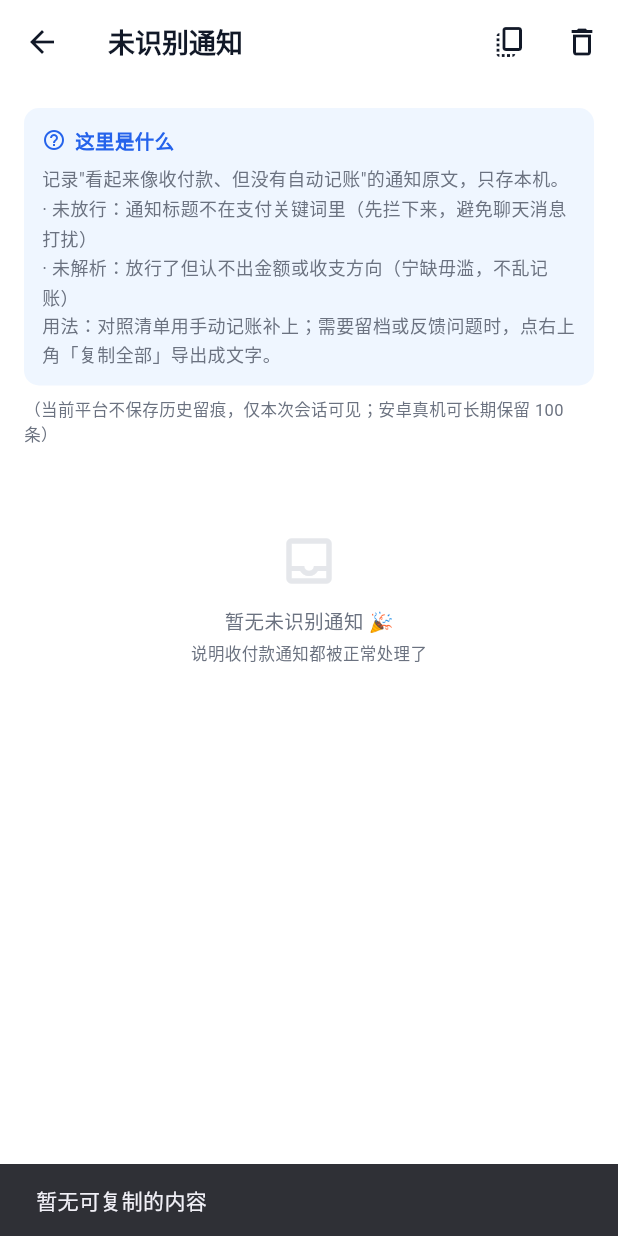
After one commit to block255/LiuShuiZhang, a Flutter app: the UnparsedNotifyPage screen opened directly, after a tap on the "copy all" icon, on a phone screen of 412 x 824 dp. The commit adds this screen. Run offline on Flutter 3.47's test engine with Material 3 defaults, Android fonts, the phone set to English and light mode, and no system bars; missing offline and left inert: dart:html, excel, fast_gbk; statements that could not run were skipped.

Commit message:
v1.0.3：放行规则关键词化 + 「未识别通知」留痕（方案 B+C）
起因：用户收集到漏网通知「支付宝·退款提醒」（09-28 一笔 1231.80 元退款没记上）。
根因：原生标题白名单只认「交易提醒 / 支付成功 / …」，「退款提醒」在原生层就被丢弃，
而且丢弃过程没有任何痕迹 —— 这才是真正的隐患。

方案 B｜放行规则：白名单 → 支付语义关键词表（title 命中任一即放行）
- 微信：微信支付 / 到账 / 收款 / 退款 / 退回 / 退还 / 转账 / 红包 / 零钱 / 付款
- 支付宝：交易 / 支付 / 付款 / 收款 / 到账 / 退款 / 退回 / 退还 / 转账 / 红包 /
  扣款 / 消费 / 支出 / 收入 / 账单 / 还款 / 结息
- 仍只匹配 title（聊天消息标题是人名/群名 → 照旧零唤醒拦下）；Dart 解析器仍是第二道闸
- 以后平台换新通知标题，不必再改原生、重新发版（12 天漏两类的教训）

方案 C｜「未识别通知」留痕（把静默丢弃变成可见）
- 原生新增 UnparsedLog.kt（object + @Synchronized 单一写入者）→
  files/unparsed_log.json，环形 100 条；判据 looksLikePayment 比放行词表更宽
- lsz_notify 通道新增 readUnparsedLog / appendUnparsedLog / clearUnparsedLog
- Dart NotifyLogStore 重写（load / add / clear / resetForTest），Web/桌面退化为内存日志
- 解析失败与无效通知带来源包名留痕；新增页面「未识别通知」+ 设置页入口
- 页面支持单条复制 / 复制全部 / 清空（二次确认）

样本与文案
- notify_samples：新增真实样本「支付宝·退款提醒（真实）」→ 收入 123180
- 教程 / README：怀疑漏记时指引到「未识别通知」；被扫支付改为"可能记不上"
  （不做"开启某设置就必然能自动记"这类绝对承诺）
- 开源口径：去掉"复制发我"这类把作者当客服的表述，改为自助（自查 / 留档 / 反馈 Issue）

其它修复
- MainActivity 缺 import org.json.JSONObject（flutter analyze 无感，编译期才暴露）
- 「未识别通知」页 initState 发起 load() 但未订阅 store → 数据变了 UI 不重建

质量：测试 152 → 164 项全绿、analyze 零告警、原生 debug 与 release 均编译通过；
v1.0.3 已装机（versionCode 4），六项体检全绿。

```diff
--- a/lib/app_info.dart
+++ b/lib/app_info.dart
@@ -4,11 +4,11 @@ class AppInfo {
   AppInfo._();
 
   /// 语义版本（与 Android versionName 一致）
-  static const String version = '1.0.2';
+  static const String version = '1.0.3';
 
   /// 构建号（与 Android versionCode 一致）
-  static const int buildNumber = 3;
+  static const int buildNumber = 4;
 
   /// UI 展示用（我的页页脚）
-  static const String display = 'v1.0.2';
+  static const String display = 'v1.0.3';
 }
--- a/lib/main.dart
+++ b/lib/main.dart
@@ -5,6 +5,7 @@ import 'app_theme.dart';
 import 'data/category_store.dart';
 import 'data/record_store.dart';
 import 'pages/root_shell.dart';
+import 'services/notify/notify_log.dart';
 import 'services/notify/notify_platform.dart';
 import 'services/notify/notify_queue.dart';
 import 'utils/app_log.dart';
@@ -20,6 +21,8 @@ Future<void> main() async {
   await _ensureListenerBound();
   // 方案 B：保活开关开着则拉起前台保活服务（进程常驻 → 监听绑定不断）
   await NotifyPlatform.startKeepAliveIfEnabled();
+  // 方案 C：刷新「未识别通知」留痕（安卓读原生文件；Web/桌面退化为内存日志）
+  await NotifyLogStore.instance.load();
   // 真机：补拉原生"通知暂存队列"（通知到达时 App 未运行，先落盘，此处补拉入库）
   await _drainQueueOnce();
   runApp(const LiuShuiZhangApp());
--- a/lib/pages/tutorial_page.dart
+++ b/lib/pages/tutorial_page.dart
@@ -35,9 +35,9 @@ class TutorialPage extends StatelessWidget {
                   '临时补记、现金、当面扫码付款用这个。'),
               const SizedBox(height: 2),
               _warnBox(
-                title: '这些情况自动监听收不到（要靠导入或手动补）',
+                title: '这些情况可能记不上（要靠导入或手动补）',
                 items: const [
-                  '支付宝「被扫」付款（商家扫你的付款码）——支付宝不发通知，多次实测都没有',
+                  '支付宝「被扫」付款（商家扫你的付款码）——支付宝不一定发通知，可能记不上',
                   '微信主动转账/发红包给对方、微信群里收发红包——微信不发通知',
                   '手机没网、通知被系统拦截、软件被「强行停止」时',
                 ],
@@ -91,6 +91,9 @@ class TutorialPage extends StatelessWidget {
                   '不会无限堆积，之后也能随时编辑'),
               _bullet('收不到通知时：进「我的 → 通知自动记账」看顶部状态条；异常就点「立即修复」，'
                   '或把系统里的通知使用权开关关掉再打开'),
+              _bullet('怀疑漏记了：进「我的 → 通知自动记账 → 未识别通知」——'
+                  '软件会把"看起来像收付款、但没自动记账"的通知原文留在这里，'
+                  '照它手动补一笔即可（点右上角「复制全部」可导出留档）'),
             ],
           ),
 
@@ -159,8 +162,9 @@ class TutorialPage extends StatelessWidget {
               _faq('数据会上传吗？',
                   '不会。全部数据只存在你自己手机里，通知也只在本机解析，不联网上传。'),
               _faq('为什么有的消费没记上？',
-                  '见第 ① 节的提醒：被扫支付、发红包/群红包等场景平台本身不发通知。'
-                  '用「导入账单」或「手动记录」补上即可。'),
+                  '先去「通知自动记账 → 未识别通知」看看：那里会列出"看起来像收付款、但没自动记账"'
+                  '的通知原文（可复制导出）。其余情况见第 ① 节的提醒：微信主动转账/发红包/群红包'
+                  '这类平台本身不发通知的场景。用「导入账单」或「手动记录」补上即可。'),
               _faq('不小心删了记录怎么办？',
                   '删除不可撤销。建议定期「导出备份」，误删后可从备份合并恢复。'),
               _faq('待确认一直不处理会怎样？',
--- /dev/null
+++ b/lib/pages/unparsed_notify_page.dart
@@ -0,0 +1,268 @@
+import 'package:flutter/material.dart';
+import 'package:flutter/services.dart';
+
+import '../app_info.dart';
+import '../app_theme.dart';
+import '../services/notify/notify_log.dart';
+
+/// 「未识别通知」（方案 C，2026-09-29）
+///
+/// 把"疑似收付款、但没被自动记账"的通知原文摊开给用户看，解决长期存在的
+/// **静默漏记**问题：以前通知被拦只会悄无声息地消失（用户只能靠截图通知栏才察觉）。
+///
+/// 两个来源：
+/// - 未放行：原生标题闸门拦下（标题不含支付关键词）
+/// - 未解析：放行了但解析器认不出（无方向词 / 无锚定金额 / 含"失败"等无效词）
+///
+/// 页面提供「复制全部」：导出成可读清单 —— 用户自己留档核对，或在反馈问题时附上。
+class UnparsedNotifyPage extends StatefulWidget {
+  const UnparsedNotifyPage({super.key});
+
+  @override
+  State<UnparsedNotifyPage> createState() => _UnparsedNotifyPageState();
+}
+
+class _UnparsedNotifyPageState extends State<UnparsedNotifyPage> {
+  @override
+  void initState() {
+    super.initState();
+    // 留痕变化（原生刷新 / 新条目到达）→ 重建列表
+    NotifyLogStore.instance.addListener(_onLogChanged);
+    // 进页面刷新一次（原生文件可能在本页停留期间新增条目）
+    NotifyLogStore.instance.load();
+  }
+
+  @override
+  void dispose() {
+    NotifyLogStore.instance.removeListener(_onLogChanged);
+    super.dispose();
+  }
+
+  void _onLogChanged() {
+    if (mounted) setState(() {});
+  }
+
+  void _snack(String msg) {
+    if (!mounted) return;
+    ScaffoldMessenger.of(context).showSnackBar(SnackBar(
+        content: Text(msg), duration: const Duration(seconds: 2)));
+  }
+
+  Future<void> _copyOne(NotifyLogEntry e) async {
+    await Clipboard.setData(ClipboardData(text: e.toReportLine()));
+    _snack('已复制这一条');
+  }
+
+  Future<void> _copyAll(List<NotifyLogEntry> list) async {
+    if (list.isEmpty) {
+      _snack('暂无可复制的内容');
+      return;
+    }
+    final buf = StringBuffer()
+      ..writeln('【流水账·未识别通知】共 ${list.length} 条（App ${AppInfo.display}）');
+    for (var i = 0; i < list.length; i++) {
+      buf.writeln('${i + 1}. ${list[i].toReportLine()}');
+    }
+    await Clipboard.setData(ClipboardData(text: buf.toString().trimRight()));
+    _snack('已复制 ${list.length} 条到剪贴板');
+  }
+
+  Future<void> _clearAll() async {
+    final n = NotifyLogStore.instance.count;
+    if (n == 0) {
+      _snack('当前没有记录');
+      return;
+    }
+    final ok = await showDialog<bool>(
+      context: context,
+      builder: (ctx) => AlertDialog(
+        title: Text('清空 $n 条未识别记录？'),
+        content: const Text('清空后不可恢复；建议先「复制全部」留一份。'),
+        actions: [
+          TextButton(
+            onPressed: () => Navigator.of(ctx).pop(false),
+            child: const Text('取消'),
+          ),
+          TextButton(
+            key: const Key('unparsed_clear_confirm'),
+            onPressed: () => Navigator.of(ctx).pop(true),
+            style: TextButton.styleFrom(foregroundColor: AppColors.expense),
+            child: const Text('清空'),
+          ),
+        ],
+      ),
+    );
+    if (ok != true) return;
+    NotifyLogStore.instance.clear();
+    _snack('已清空');
+  }
+
+  @override
+  Widget build(BuildContext context) {
+    final store = NotifyLogStore.instance;
+    final list = store.entries;
+    return Scaffold(
+      appBar: AppBar(
+        title: const Text('未识别通知'),
+        actions: [
+          IconButton(
+            key: const Key('unparsed_copy_all'),
+            tooltip: '复制全部',
+            icon: const Icon(Icons.copy_all_outlined),
+            onPressed: () => _copyAll(list),
+          ),
+          IconButton(
+            key: const Key('unparsed_clear'),
+            tooltip: '清空',
+            icon: const Icon(Icons.delete_outline),
+            onPressed: _clearAll,
+          ),
+        ],
+      ),
+      body: ListView(
+        padding: const EdgeInsets.all(16),
+        children: [
+          // ── 说明 ──
+          Container(
+            padding: const EdgeInsets.all(12),
+            decoration: BoxDecoration(
+              color: AppColors.primarySoft,
+              borderRadius: BorderRadius.circular(10),
+            ),
+            child: const Column(
+              crossAxisAlignment: CrossAxisAlignment.start,
+              children: [
+                Row(children: [
+                  Icon(Icons.help_outline, size: 16, color: AppColors.primary),
+                  SizedBox(width: 6),
+                  Text('这里是什么',
+                      style: TextStyle(
+                          fontSize: 13,
+                          fontWeight: FontWeight.w600,
+                          color: AppColors.primary)),
+                ]),
+                SizedBox(height: 6),
+                Text(
+                  '记录"看起来像收付款、但没有自动记账"的通知原文，只存本机。\n'
+                  '· 未放行：通知标题不在支付关键词里（先拦下来，避免聊天消息打扰）\n'
+                  '· 未解析：放行了但认不出金额或收支方向（宁缺毋滥，不乱记账）\n'
+                  '用法：对照清单用手动记账补上；需要留档或反馈问题时，'
+                  '点右上角「复制全部」导出成文字。',
+                  style: TextStyle(
+                      fontSize: 12,
+                      color: AppColors.textSecondary,
+                      height: 1.6),
+                ),
+              ],
+            ),
+          ),
+          if (!store.persistent) ...[
+            const SizedBox(height: 8),
+            const Text('（当前平台不保存历史留痕，仅本次会话可见；安卓真机可长期保留 100 条）',
+                style: TextStyle(fontSize: 11, color: AppColors.textSecondary)),
+          ],
+          const SizedBox(height: 16),
+          if (list.isEmpty)
+            _buildEmpty()
+          else ...[
+            Text('共 ${list.length} 条（最新在前）',
+                style: const TextStyle(
+                    fontSize: 13,
+                    color: AppColors.textSecondary,
+                    fontWeight: FontWeight.w600)),
+            const SizedBox(height: 8),
+            for (final e in list) _buildEntry(e),
+          ],
+          const SizedBox(height: 24),
+        ],
+      ),
+    );
+  }
+
+  Widget _buildEmpty() {
+    return Container(
+      padding: const EdgeInsets.symmetric(vertical: 40),
+      alignment: Alignment.center,
+      child: const Column(
+        children: [
+          Icon(Icons.inbox_outlined, size: 40, color: AppColors.divider),
+          SizedBox(height: 10),
+          Text('暂无未识别通知 🎉',
+              style: TextStyle(fontSize: 13, color: AppColors.textSecondary)),
+          SizedBox(height: 4),
+          Text('说明收付款通知都被正常处理了',
+              style: TextStyle(fontSize: 11, color: AppColors.textSecondary)),
+        ],
+      ),
+    );
+  }
+
+  Widget _buildEntry(NotifyLogEntry e) {
+    final t = '${e.time.month.toString().padLeft(2, '0')}-'
+        '${e.time.day.toString().padLeft(2, '0')} '
+        '${e.time.hour.toString().padLeft(2, '0')}:'
+        '${e.time.minute.toString().padLeft(2, '0')}';
+    return Container(
+      margin: const EdgeInsets.only(bottom: 8),
+      padding: const EdgeInsets.fromLTRB(12, 10, 4, 10),
+      decoration: BoxDecoration(
+        borderRadius: BorderRadius.circular(10),
+        border: Border.all(color: AppColors.divider),
+      ),
+      child: Row(
+        crossAxisAlignment: CrossAxisAlignment.start,
+        children: [
+          Expanded(
+            child: Column(
+              crossAxisAlignment: CrossAxisAlignment.start,
+              children: [
+                Row(children: [
+                  Text(t,
+                      style: const TextStyle(
+                          fontSize: 12,
+                          fontWeight: FontWeight.w600,
+                          color: AppColors.textMain)),
+                  const SizedBox(width: 8),
+                  _tag(e.platformName),
+                  const SizedBox(width: 4),
+                  _tag(e.sourceName, warn: true),
+                ]),
+                const SizedBox(height: 4),
+                Text(
+                  [e.title, e.text].where((s) => s.trim().isNotEmpty).join(' ｜ '),
+                  style: const TextStyle(
+                      fontSize: 13, color: AppColors.textMain, height: 1.4),
+                ),
+                const SizedBox(height: 2),
+                Text(e.reason,
+                    style: const TextStyle(
+                        fontSize: 11, color: AppColors.textSecondary)),
+              ],
+            ),
+          ),
+          IconButton(
+            key: Key('unparsed_copy_${e.time.millisecondsSinceEpoch}'),
+            tooltip: '复制这一条',
+            icon: const Icon(Icons.copy_outlined,
+                size: 18, color: AppColors.textSecondary),
+            onPressed: () => _copyOne(e),
+          ),
+        ],
+      ),
+    );
+  }
+
+  Widget _tag(String text, {bool warn = false}) {
+    final color = warn ? AppColors.warn : AppColors.primary;
+    return Container(
+      padding: const EdgeInsets.symmetric(horizontal: 6, vertical: 1),
+      decoration: BoxDecoration(
+        color: color.withValues(alpha: 0.08),
+        borderRadius: BorderRadius.circular(4),
+        border: Border.all(color: color.withValues(alpha: 0.35)),
+      ),
+      child: Text(text,
+          style: TextStyle(fontSize: 10, color: color, height: 1.4)),
+    );
+  }
+}
--- a/lib/services/notify/notify_ingest.dart
+++ b/lib/services/notify/notify_ingest.dart
@@ -16,14 +16,17 @@ class NotifyIngest {
   static NotifyIngestResult ingest(NotifyMessage msg) {
     final parse = NotifyParser.parse(msg);
 
-    // 无法解析 / 无效：留档日志，不建档
+    // 无法解析 / 无效：留痕（App 内「未识别通知」可查看/复制），不建档
     if (parse.outcome == NotifyParseOutcome.failed ||
         parse.outcome == NotifyParseOutcome.ignored) {
       NotifyLogStore.instance.add(NotifyLogEntry(
         time: DateTime.now(),
+        source: 'parser',
+        pkg: msg.pkg,
         accountId: msg.accountId,
         title: msg.title,
         text: msg.text,
+        channel: msg.channel,
         reason: parse.reason,
       ));
       return NotifyIngestResult(
--- a/lib/services/notify/notify_log.dart
+++ b/lib/services/notify/notify_log.dart
@@ -1,51 +1,195 @@
+import 'dart:async';
+import 'dart:convert';
+
 import 'package:flutter/foundation.dart';
+import 'package:flutter/services.dart';
 
-/// "无法解析/无效通知"原文日志（内存环形，上限 [maxEntries]）。
+import 'notify_account_map.dart';
+
+/// 一条「未识别通知」记录（疑似收付款但没被自动记账）。
 ///
-/// 目的：解析器宁缺毋滥，拒绝的通知原文留档，供模拟面板查看，
-/// 真机阶段靠它收集漏网文案来精调词表。
-/// v1 内存即可（Web 调试会话内可见）；持久化留待阶段 B。
+/// 两个来源（[source]）：
+/// - `native`：被原生标题闸门拦下（标题不含支付关键词）
+/// - `parser`：放行后解析器认不出（方向不明 / 无锚定金额 / 无效通知）
+///
+/// 用途：App 内「未识别通知」页查看 + 一键复制导出（自己留档核对，或反馈问题时附上）。
 class NotifyLogEntry {
   final DateTime time;
-  final String accountId;
+
+  /// `native` / `parser`
+  final String source;
+  final String pkg; // 来源包名（可能为空）
+  final String accountId; // 归属账户 id（可能为空）
   final String title;
   final String text;
-  final String reason; // 无法解析：… / 无效词：…
+  final String reason; // 人话原因
+  final String channel; // 通知渠道（安卓才有）
 
   const NotifyLogEntry({
     required this.time,
-    required this.accountId,
+    required this.reason,
+    this.source = 'parser',
+    this.pkg = '',
+    this.accountId = '',
     this.title = '',
     this.text = '',
-    required this.reason,
+    this.channel = '',
   });
+
+  /// 展示用来源名（微信 / 支付宝 / 其它）
+  String get platformName {
+    final byPkg = pkg.isEmpty ? null : NotifyAccountMap.accountForPackage(pkg);
+    final id = accountId.isNotEmpty ? accountId : byPkg;
+    return switch (id) {
+      'acc_wechat' => '微信',
+      'acc_alipay' => '支付宝',
+      _ => '未知来源',
+    };
+  }
+
+  /// 展示用来源标签（原生拦下 / 解析未识别）
+  String get sourceName => source == 'native' ? '未放行' : '未解析';
+
+  Map<String, dynamic> toJson() => {
+        'time': time.millisecondsSinceEpoch,
+        'source': source,
+        if (pkg.isNotEmpty) 'pkg': pkg,
+        if (accountId.isNotEmpty) 'accountId': accountId,
+        'title': title,
+        'text': text,
+        'reason': reason,
+        if (channel.isNotEmpty) 'channel': channel,
+      };
+
+  static NotifyLogEntry? fromJson(Map<String, dynamic> j) {
+    final ms = (j['time'] as num?)?.toInt();
+    if (ms == null) return null;
+    final pkg = (j['pkg'] as String?) ?? '';
+    return NotifyLogEntry(
+      time: DateTime.fromMillisecondsSinceEpoch(ms),
+      source: (j['source'] as String?) ?? 'native',
+      pkg: pkg,
+      accountId: (j['accountId'] as String?) ??
+          NotifyAccountMap.accountForPackage(pkg) ??
+          '',
+      title: (j['title'] as String?) ?? '',
+      text: (j['text'] as String?) ?? '',
+      reason: (j['reason'] as String?) ?? '',
+      channel: (j['channel'] as String?) ?? '',
+    );
+  }
+
+  /// 复制用的单行文本（便于留档 / 反馈问题时定位）
+  String toReportLine() {
+    final t = '${time.month.toString().padLeft(2, '0')}-'
+        '${time.day.toString().padLeft(2, '0')} '
+        '${time.hour.toString().padLeft(2, '0')}:'
+        '${time.minute.toString().padLeft(2, '0')}';
+    final body = [title, text].where((s) => s.trim().isNotEmpty).join(' ｜ ');
+    return '$t [$platformName·$sourceName] $body —— $reason';
+  }
 }
 
+/// 「未识别通知」留痕（方案 C，2026-09-29）。
+///
+/// 持久化在原生侧（应用私有目录 `unparsed_log.json`，环形 100 条）：
+/// 原生拦下的通知由 [NotifyListenerService]/UnparsedLog 写入，Dart 侧解析失败的通知
+/// 经 `lsz_notify/appendUnparsedLog` 追加 —— **单一写入者**（原生 @Synchronized），
+/// 避免两端读改写互相覆盖。
+///
+/// Web / 桌面（无该通道）：退化为纯内存日志（与旧行为一致），不影响开发调试。
 class NotifyLogStore extends ChangeNotifier {
   NotifyLogStore._();
 
   static final NotifyLogStore instance = NotifyLogStore._();
 
-  /// 环形上限（新到顶掉最旧）
-  static const int maxEntries = 30;
+  static const MethodChannel _channel = MethodChannel('lsz_notify');
+
+  /// 环形上限（与原生 UnparsedLog.MAX 保持一致）
+  static const int maxEntries = 100;
 
   final List<NotifyLogEntry> _entries = [];
+
+  /// 原生留痕是否可用（安卓真机 load 成功后为 true）
+  bool _persistent = false;
+  bool _loading = false;
+
+  bool get persistent => _persistent;
 
   /// 最新的在前
   List<NotifyLogEntry> get entries => List.unmodifiable(_entries);
 
   int get count => _entries.length;
 
+  /// 从原生文件刷新（App 启动、进入设置页时调用）。
+  /// 非安卓/通道不可用 → 静默保留内存态，不抛异常。
+  Future<void> load() async {
+    if (_loading) return;
+    _loading = true;
+    try {
+      final raw = await _channel.invokeMethod<String>('readUnparsedLog');
+      if (raw == null) return; // 非安卓：保持内存
+      final list = jsonDecode(raw) as List<dynamic>;
+      _persistent = true;
+      final loaded = <NotifyLogEntry>[];
+      for (final e in list) {
+        if (e is! Map<String, dynamic>) continue;
+        final entry = NotifyLogEntry.fromJson(e);
+        if (entry != null) loaded.add(entry);
+      }
+      // 文件为追加序（旧→新）→ 展示倒序（新→旧），并裁到环形上限
+      loaded.sort((a, b) => b.time.compareTo(a.time));
+      _entries
+        ..clear()
+        ..addAll(loaded.take(maxEntries));
+      notifyListeners();
+    } catch (_) {
+      // 通道缺失（Web/桌面）或文件异常：仅内存日志，不影响主流程
+    } finally {
+      _loading = false;
+    }
+  }
+
+  /// 追加一条（内存立即生效；原生落盘异步，失败不影响 UI）
   void add(NotifyLogEntry entry) {
     _entries.insert(0, entry);
     while (_entries.length > maxEntries) {
       _entries.removeLast();
     }
     notifyListeners();
+    unawaited(_appendNative(entry));
   }
 
+  Future<void> _appendNative(NotifyLogEntry entry) async {
+    if (!_persistent) return; // 非安卓不写文件
+    try {
+      await _channel.invokeMethod('appendUnparsedLog', {
+        'entry': jsonEncode(entry.toJson()),
+      });
+    } catch (_) {
+      // 落盘失败（存储满/通道异常）：内存里仍有，不打扰用户
+    }
+  }
+
+  /// 清空（内存 + 原生文件）。保持同步签名：测试与调用方无需 await。
   void clear() {
     _entries.clear();
     notifyListeners();
+    unawaited(_clearNative());
+  }
+
+  /// 测试专用：恢复初始状态（内存清空 + 原生留痕标记复位）
+  @visibleForTesting
+  void resetForTest() {
+    _entries.clear();
+    _persistent = false;
+    _loading = false;
+  }
+
+  Future<void> _clearNative() async {
+    if (!_persistent) return;
+    try {
+      await _channel.invokeMethod('clearUnparsedLog');
+    } catch (_) {}
   }
 }
--- a/lib/services/notify/notify_queue_io.dart
+++ b/lib/services/notify/notify_queue_io.dart
@@ -51,6 +51,7 @@ class NotifyQueueDrainer {
       if (accountId == null) continue; // 未知包名：防御跳过
       final title = (e['title'] as String?) ?? '';
       final text = (e['text'] as String?) ?? '';
+      final channel = (e['channel'] as String?) ?? '';
       final timeMs = (e['time'] as num?)?.toInt();
       final arrival = timeMs == null
           ? DateTime.now()
@@ -60,6 +61,8 @@ class NotifyQueueDrainer {
         title: title,
         text: text,
         arrival: arrival,
+        pkg: pkg ?? '',
+        channel: channel,
       ));
       if (result.outcome == NotifyIngestOutcome.pendingAdded) added++;
       // failed/ignored 已进"无法解析日志"，duplicate 已存在 → 均消费
--- a/lib/services/notify/notify_samples.dart
+++ b/lib/services/notify/notify_samples.dart
@@ -59,6 +59,18 @@ const List<NotifySample> notifySamples = [
     expect: NotifyParseOutcome.ok,
     expectType: RecordType.expense,
     expectCents: 6260,
+  ),
+  // ── 真实样本（2026-09-28 用户提供）：支付宝「退款」──
+  // 背景：原生标题闸门只认「交易提醒/支付成功」，本条 title=「退款提醒」被拦下 →
+  // 2026-09-29 把闸门改为支付语义关键词表（含"退款"），并留痕到「未识别通知」。
+  NotifySample(
+    label: '支付宝·退款提醒（真实）',
+    accountId: 'acc_alipay',
+    title: '退款提醒',
+    text: '你收到一笔1231.80元退款，点此查看账单详情！',
+    expect: NotifyParseOutcome.ok,
+    expectType: RecordType.income,
+    expectCents: 123180,
   ),
 
   // ── 常见变体（真机后校正）──
--- a/pubspec.yaml
+++ b/pubspec.yaml
@@ -16,7 +16,7 @@ publish_to: 'none' # Remove this line if you wish to publish to pub.dev
 # https://developer.apple.com/library/archive/documentation/General/Reference/InfoPlistKeyReference/Articles/CoreFoundationKeys.html
 # In Windows, build-name is used as the major, minor, and patch parts
 # of the product and file versions while build-number is used as the build suffix.
-version: 1.0.2+3
+version: 1.0.3+4
 
 environment:
   sdk: ^3.13.1
```
Also changed, not shown: lib/pages/notify_setting_page.dart (+31 -0 lines), lib/services/notify/notify_models.dart (+8 -0 lines), 8 other files.
